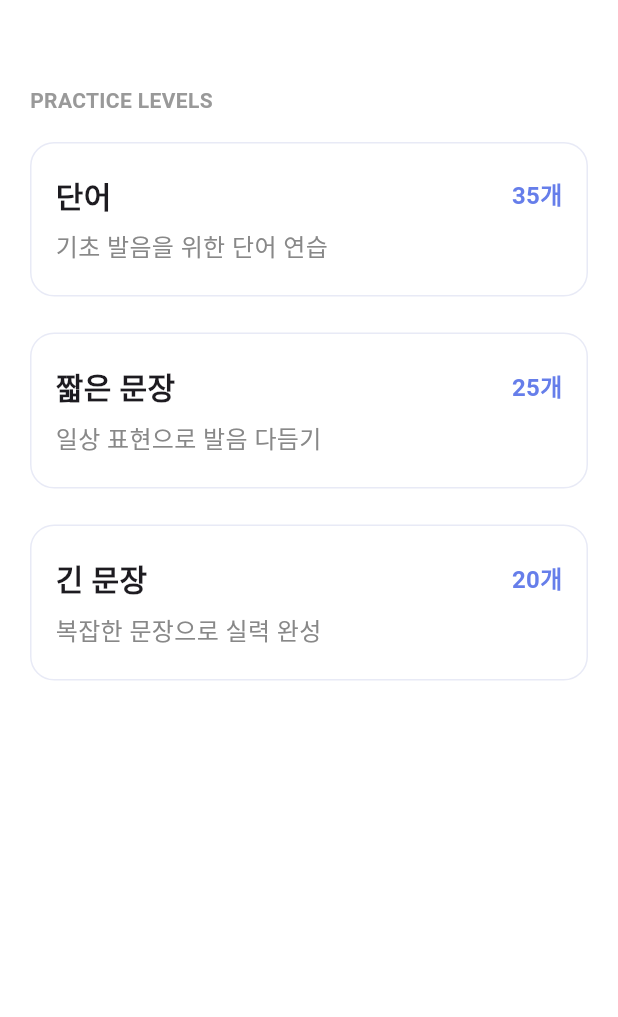
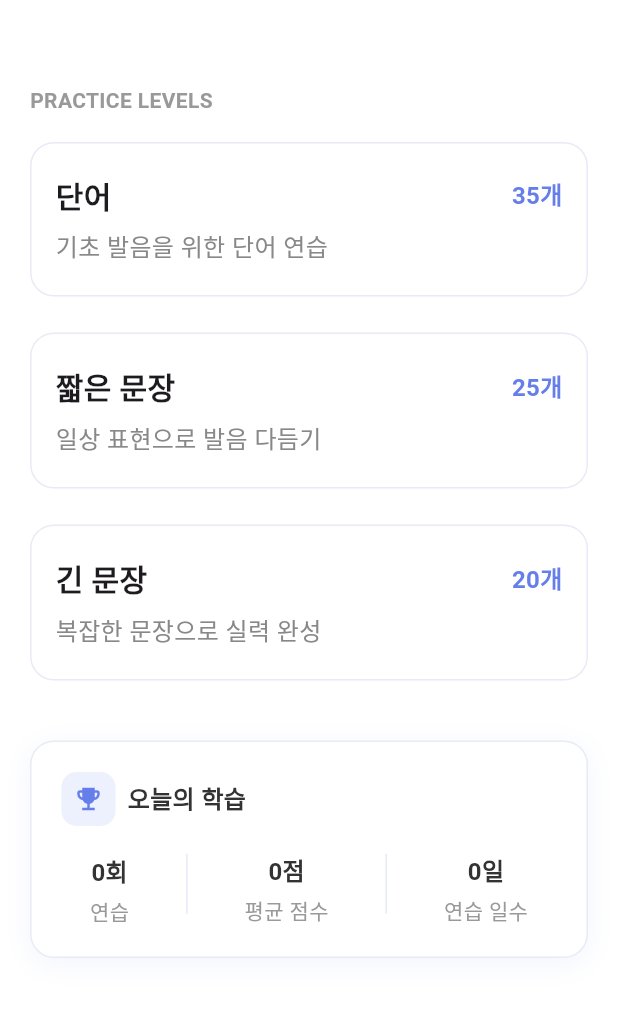
Before and after one commit to wooohyerim/th-pronounce, a Flutter app: the screen it shows after launch, on a phone screen of 412 x 824 dp, the part 125-1142 px from its top. Run offline on Flutter 3.47's test engine with Material 3 defaults, Android fonts, the phone set to English and light mode, and no system bars; our stand-ins replace firebase_core, firebase_remote_config, flutter_svg, flutter_tts, percent_indicator, permission_handler and 1 more; missing offline and left inert: record; accounts and stored records are empty; generated files the repository leaves out were written again.

Commit message:
feat : 학습 통계 데이터 생성 및 적용

```diff
--- /dev/null
+++ b/lib/widget/stats_preview.dart
@@ -0,0 +1,119 @@
+import 'package:flutter/material.dart';
+import 'package:th_pronounce_app/service/stats_service.dart';
+
+class StatsPreview extends StatefulWidget {
+  const StatsPreview({super.key});
+
+  @override
+  State<StatsPreview> createState() => StatsPreviewState();
+}
+
+class StatsPreviewState extends State<StatsPreview> {
+  final statsService = StatsService();
+
+  int todayCount = 0;
+  int averageScore = 0;
+  int practiceDays = 0;
+
+  @override
+  void initState() {
+    super.initState();
+    loadStats();
+  }
+
+  Future<void> loadStats() async {
+    final count = await statsService.getTodayCount();
+    final avgScore = await statsService.getAverageScore();
+    final days = await statsService.getPracticeDays();
+
+    if (!mounted) return;
+
+    setState(() {
+      todayCount = count;
+      averageScore = avgScore;
+      practiceDays = days;
+    });
+  }
+
+  @override
+  Widget build(BuildContext context) {
+    return Container(
+      padding: EdgeInsets.all(20),
+      decoration: BoxDecoration(
+        color: Colors.white,
+        borderRadius: BorderRadius.circular(16),
+        border: Border.all(color: Color(0xFFE8EAF6)),
+        boxShadow: [
+          BoxShadow(
+            color: Color(0xFF667EEA).withAlpha(20),
+            blurRadius: 15,
+            offset: Offset(0, 4),
+          ),
+        ],
+      ),
+      child: Column(
+        crossAxisAlignment: CrossAxisAlignment.start,
+        children: [buildHeader(), SizedBox(height: 10), buildStats()],
+      ),
+    );
+  }
+
+  Widget buildHeader() {
+    return Row(
+      children: [
+        Container(
+          padding: EdgeInsets.all(8),
+          decoration: BoxDecoration(
+            color: Color(0xFF667EEA).withAlpha(30),
+            borderRadius: BorderRadius.circular(10),
+          ),
+          child: Icon(Icons.emoji_events, size: 20, color: Color(0xFF667EEA)),
+        ),
+        SizedBox(width: 8),
+        Text(
+          "오늘의 학습",
+          style: TextStyle(
+            fontSize: 16,
+            fontWeight: FontWeight.bold,
+            color: Color(0xFF333333),
+          ),
+        ),
+      ],
+    );
+  }
+
+  Widget buildStats() {
+    return Row(
+      mainAxisAlignment: MainAxisAlignment.spaceAround,
+      children: [
+        buildStat("연습", "$todayCount회"),
+        buildDivider(),
+        buildStat("평균 점수", "$averageScore점"),
+        buildDivider(),
+        buildStat("연습 일수", "$practiceDays일"),
+      ],
+    );
+  }
+
+  Widget buildStat(String label, String value) {
+    return Column(
+      children: [
+        SizedBox(height: 8),
+        Text(
+          value,
+          style: TextStyle(
+            fontSize: 16,
+            fontWeight: FontWeight.bold,
+            color: Color(0xFF333333),
+          ),
+        ),
+        SizedBox(height: 4),
+        Text(label, style: TextStyle(fontSize: 14, color: Color(0xFF999999))),
+      ],
+    );
+  }
+
+  Widget buildDivider() {
+    return Container(width: 1, height: 40, color: Color(0xFFE8EAF6));
+  }
+}
```
Also changed, not shown: lib/screens/home_screen.dart (+18 -7 lines), lib/screens/practice_screen.dart (+7 -2 lines), lib/service/stats_service.dart (added, +91 -0 lines).
